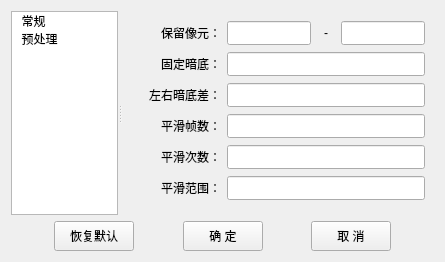
Qt form HeGui/HSpecSettingDialog.ui (hexianqi/QtCode) before a commit.
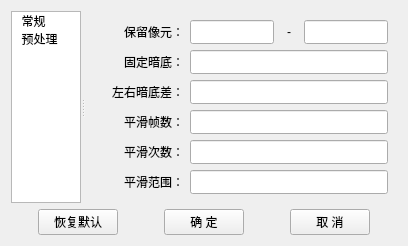
The same form after that commit.

Patch:
```diff
--- a/HeGui/HSpecSettingDialog.ui
+++ b/HeGui/HSpecSettingDialog.ui
@@ -6,8 +6,8 @@
    <rect>
     <x>0</x>
     <y>0</y>
-    <width>445</width>
-    <height>262</height>
+    <width>408</width>
+    <height>241</height>
    </rect>
   </property>
   <layout class="QGridLayout" name="gridLayout" rowstretch="1,0">
@@ -696,12 +696,6 @@
      </item>
      <item>
       <widget class="QPushButton" name="pushButton_1">
-       <property name="minimumSize">
-        <size>
-         <width>0</width>
-         <height>30</height>
-        </size>
-       </property>
        <property name="text">
         <string>恢复默认</string>
        </property>
@@ -725,12 +719,6 @@
      </item>
      <item>
       <widget class="QPushButton" name="pushButton_2">
-       <property name="minimumSize">
-        <size>
-         <width>0</width>
-         <height>30</height>
-        </size>
-       </property>
        <property name="text">
         <string>确 定</string>
        </property>
@@ -754,12 +742,6 @@
      </item>
      <item>
       <widget class="QPushButton" name="pushButton_3">
-       <property name="minimumSize">
-        <size>
-         <width>0</width>
-         <height>30</height>
-        </size>
-       </property>
        <property name="text">
         <string>取 消</string>
        </property>
```
